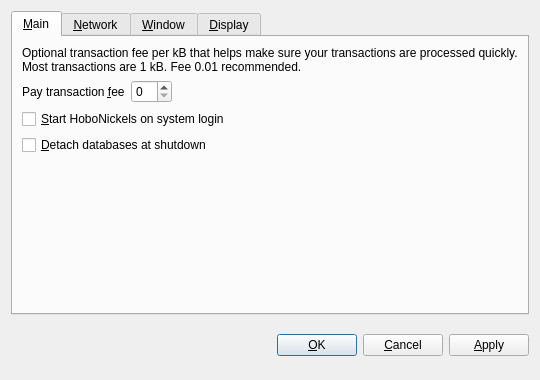
Before: the Qt Designer form src/qt/forms/optionsdialog.ui in Crypto-Expert/HoboNickels, drawn with Qt 5.
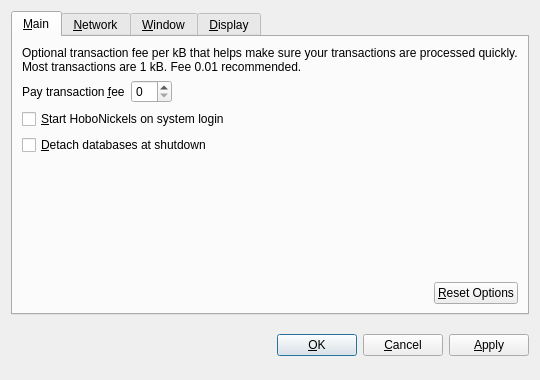
After: the same form once the commit is applied. Custom widgets are drawn as their Qt base class.

Diff of the .ui file:
```diff
--- a/src/qt/forms/optionsdialog.ui
+++ b/src/qt/forms/optionsdialog.ui
@@ -109,6 +109,36 @@
          </property>
         </spacer>
        </item>
+       <item>
+        <layout class="QHBoxLayout" name="horizontalLayout_2_Main">
+         <item>
+          <spacer name="horizontalSpacer_2_Main">
+           <property name="orientation">
+            <enum>Qt::Horizontal</enum>
+           </property>
+           <property name="sizeHint" stdset="0">
+            <size>
+             <width>40</width>
+             <height>20</height>
+            </size>
+           </property>
+          </spacer>
+         </item>
+         <item>
+          <widget class="QPushButton" name="resetButton">
+           <property name="toolTip">
+            <string>Reset all client options to default.</string>
+           </property>
+           <property name="text">
+            <string>&amp;Reset Options</string>
+           </property>
+           <property name="autoDefault">
+            <bool>false</bool>
+           </property>
+          </widget>
+         </item>
+        </layout>
+       </item>
       </layout>
      </widget>
      <widget class="QWidget" name="tabNetwork">
@@ -439,16 +469,16 @@
   </layout>
  </widget>
  <customwidgets>
-  <customwidget>
-   <class>BitcoinAmountField</class>
-   <extends>QSpinBox</extends>
-   <header>bitcoinamountfield.h</header>
-  </customwidget>
   <customwidget>
    <class>QValueComboBox</class>
    <extends>QComboBox</extends>
    <header>qvaluecombobox.h</header>
   </customwidget>
+  <customwidget>
+   <class>BitcoinAmountField</class>
+   <extends>QSpinBox</extends>
+   <header>bitcoinamountfield.h</header>
+  </customwidget>
   <customwidget>
    <class>QValidatedLineEdit</class>
    <extends>QLineEdit</extends>
```
